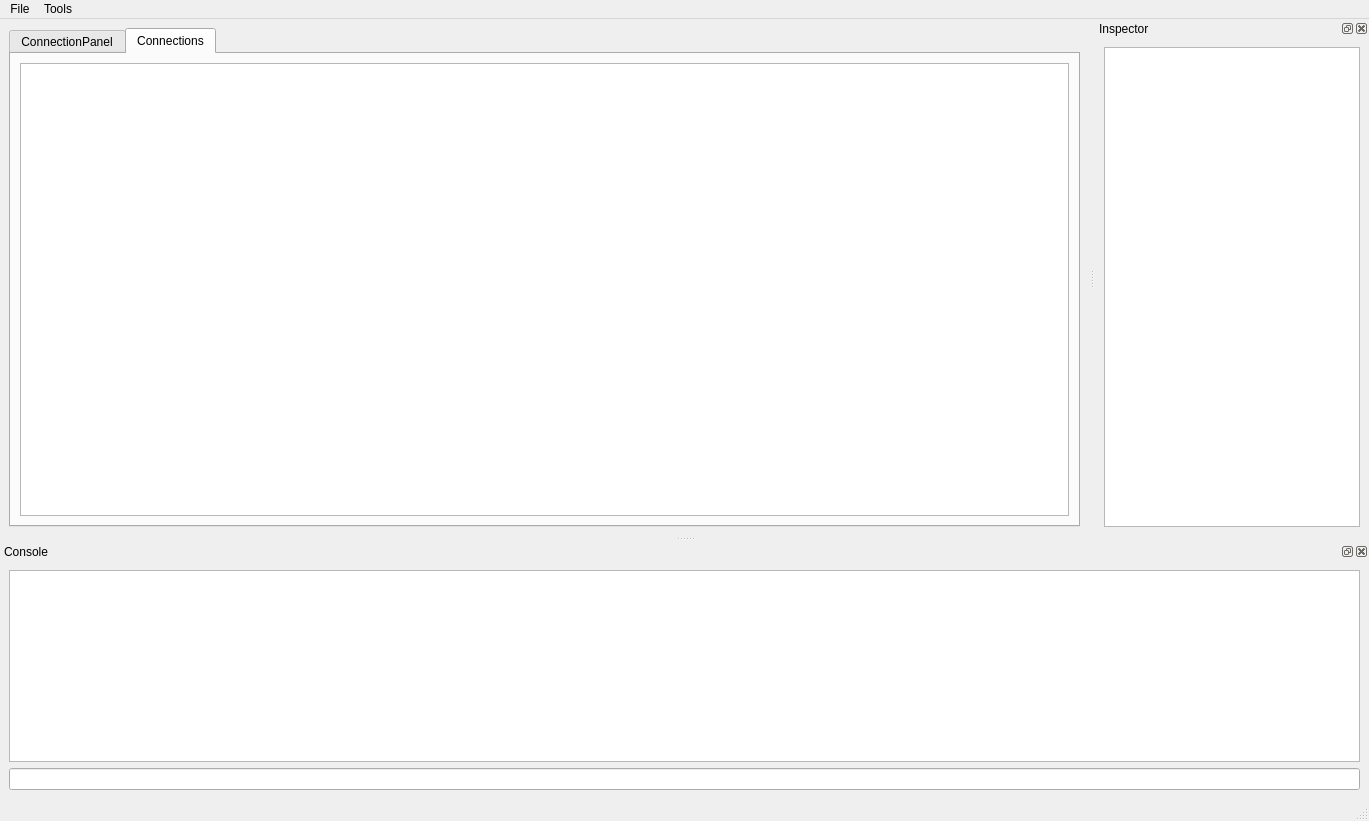
Qt form design/main.ui (Pizza989/MidiConnector) before a commit.
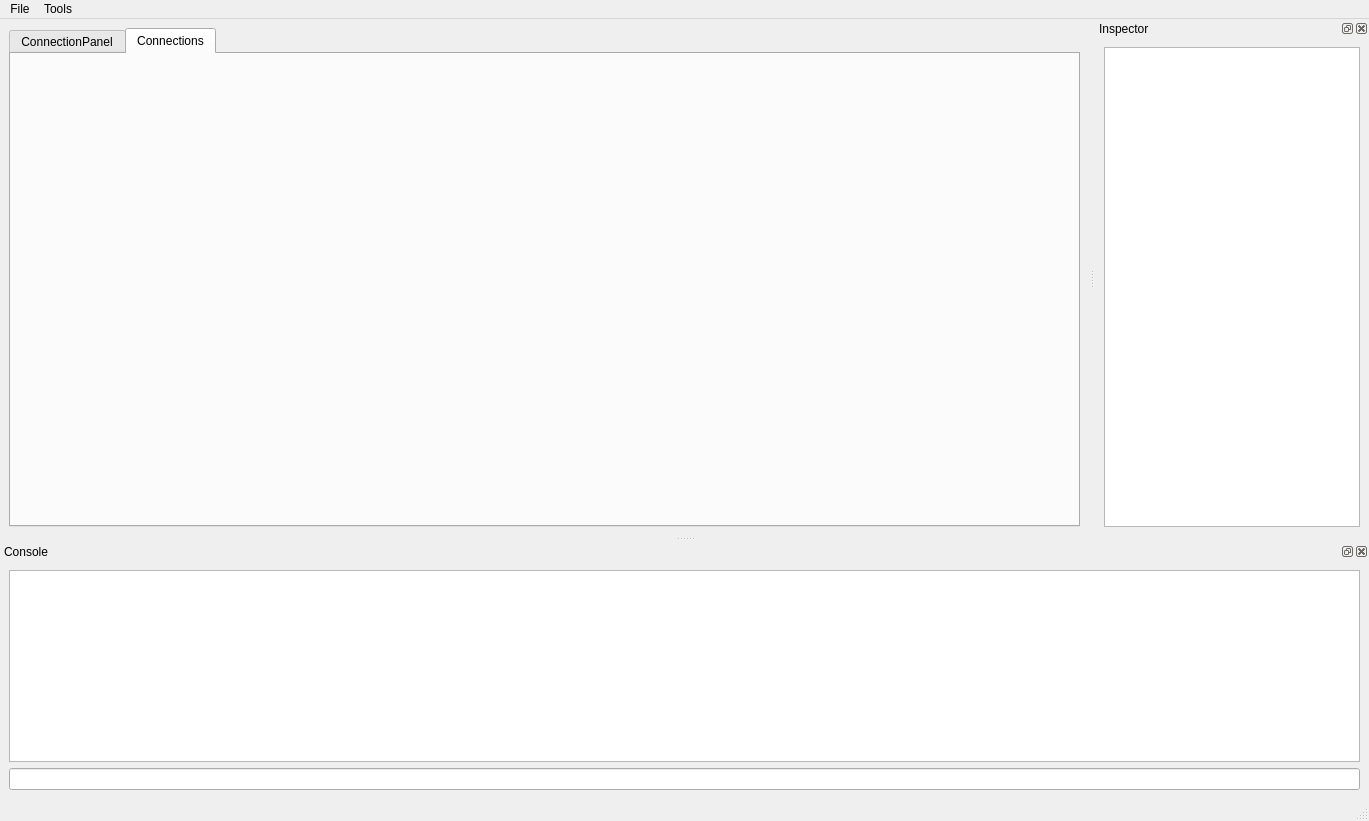
The same form after that commit. The open tabs and pages were chosen to show the change.

Diff of the .ui file:
```diff
--- a/design/main.ui
+++ b/design/main.ui
@@ -189,7 +189,22 @@
        </attribute>
        <layout class="QGridLayout" name="gridLayout_7">
         <item row="0" column="0">
-         <widget class="QGraphicsView" name="connectionsPanel"/>
+         <widget class="QFrame" name="nodeEditorPlaceHolder">
+          <property name="styleSheet">
+           <string notr="true">QFrame
+{
+	border: none;
+}
+</string>
+          </property>
+          <property name="frameShape">
+           <enum>QFrame::StyledPanel</enum>
+          </property>
+          <property name="frameShadow">
+           <enum>QFrame::Raised</enum>
+          </property>
+          <layout class="QGridLayout" name="gridLayout_9"/>
+         </widget>
         </item>
        </layout>
       </widget>
```
Left out of the diff: 2 changed lines with no effect on the pictures.
